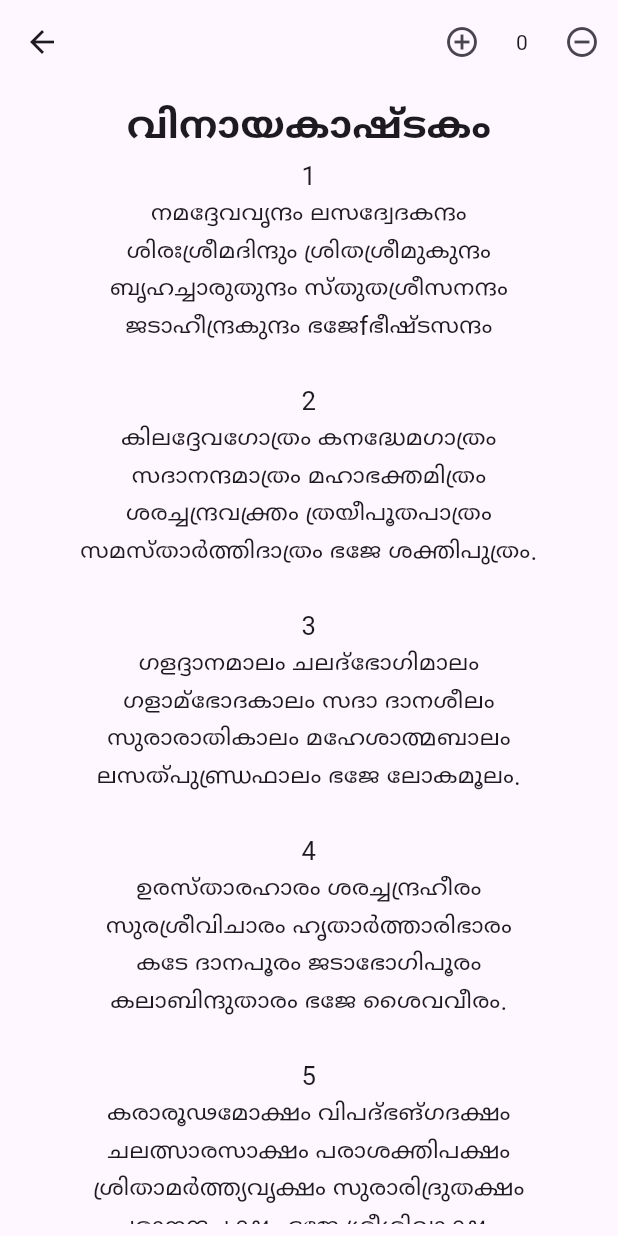
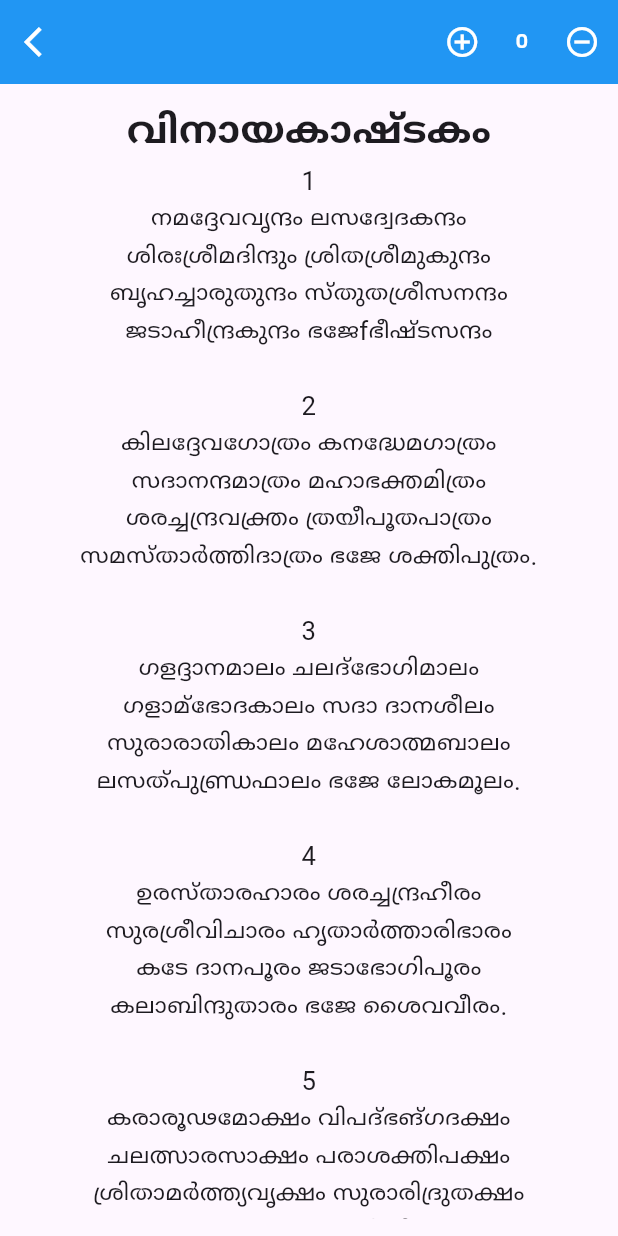
Before and after one commit to cbabi2023/gurugranth, a Flutter app: the KrithiPage screen opened directly with empty values, on a phone screen of 412 x 824 dp. Run offline on Flutter 3.47's test engine with Material 3 defaults, Android fonts, the phone set to English and light mode, and no system bars; our stand-ins replace flutter_screenutil, google_fonts; project files that could hold a hidden picture were left out.

Commit message:
Enhance KrithiCategoryPage and KrithiPage with improved UI interactions and haptic feedback

```diff
--- a/lib/view/krithi_page/krithi_page.dart
+++ b/lib/view/krithi_page/krithi_page.dart
@@ -1,10 +1,12 @@
 import 'dart:developer';
 
 import 'package:flutter/material.dart';
+import 'package:flutter/services.dart';
 import 'package:flutter_screenutil/flutter_screenutil.dart';
 import 'package:google_fonts/google_fonts.dart';
 
 import 'package:gurugranth/database/krithi_database.dart';
+import 'package:gurugranth/extensions/font_extensions/font_extensions.dart';
 import 'package:gurugranth/view/krithi_page/krithi_page_controller.dart';
 import 'package:provider/provider.dart';
 
@@ -18,35 +20,50 @@ class KrithiPage extends StatelessWidget {
     return Scaffold(
       appBar: AppBar(
         leading: IconButton(
+          icon: Icon(Icons.arrow_back_ios, color: Colors.white),
           onPressed: () {
+            HapticFeedback.heavyImpact();
             Navigator.pop(context);
-              providerObj.currentIndex = 0;
           },
-            icon: Icon(Icons.arrow_back)),
+        ),
+        automaticallyImplyLeading: false,
+        shadowColor: Colors.grey,
+        backgroundColor: Colors.blue,
+        surfaceTintColor: Colors.white,
+        systemOverlayStyle: SystemUiOverlayStyle.light,
         actions: [
           IconButton(
+              color: Colors.white,
               onPressed: () {
+                HapticFeedback.lightImpact();
                 providerObj.incrementIndex();
                 log(providerObj.currentIndex.toString());
               },
               icon: Icon(Icons.add_circle_outline)),
           SizedBox(
-            width: 10.h,
+            width: 10.w,
           ),
-          Text(providerObj.currentIndex.toString()),
+          Text(
+            providerObj.currentIndex.toString(),
+            style: context.anekMalayalamSemiBold12
+                .copyWith(color: Colors.white, fontSize: 12.sp),
+          ),
           SizedBox(
             width: 10.h,
           ),
           IconButton(
+            color: Colors.white,
             onPressed: () {
+              HapticFeedback.lightImpact();
               providerObj.decrementIndex();
             },
-              icon: Icon(Icons.remove_circle_outline_sharp)),
+            icon: Icon(Icons.remove_circle_outline_sharp),
+          ),
         ],
       ),
       body: Center(
         child: Padding(
-          padding: const EdgeInsets.all(8.0),
+          padding: EdgeInsets.all(10.r),
           child: SingleChildScrollView(
             child: Column(
               mainAxisAlignment: MainAxisAlignment.center,
```
Also changed, not shown: lib/view/krithi_category.dart/krithi_category_page.dart (+11 -9 lines). Lines whose indentation alone changed are shown as unchanged.
